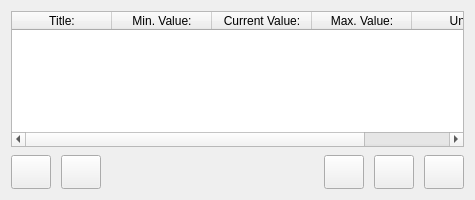
Qt form ui/CUcontent_MBsSWs_tableView.ui (Comer352L/FreeSSM) before a commit.
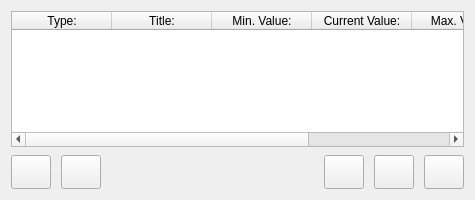
The same form after that commit. Icons and pictures are not drawn.

Commit message:
add type column displaying icons in CUcontent_MBsSWs_tableView; misc refactoring
* using icons to better distinguish between MB and SW; updateTypesColumn(); similar code for displaying type as text is included in this commit, commented out

* 2 new icons: created using Inkscape (.svg), exported .png (32x32 pixels)

* plain enum -> enum class BlockType

The edit to the form file:
```diff
--- a/ui/CUcontent_MBsSWs_tableView.ui
+++ b/ui/CUcontent_MBsSWs_tableView.ui
@@ -54,27 +54,32 @@
       <enum>QAbstractItemView::SelectRows</enum>
      </property>
      <column>
-      <property name="text" >
+      <property name="text">
+       <string>Type:</string>
+      </property>
+     </column>
+     <column>
+      <property name="text">
        <string>Title:</string>
       </property>
      </column>
      <column>
-      <property name="text" >
+      <property name="text">
        <string>Min. Value:</string>
       </property>
      </column>
      <column>
-      <property name="text" >
+      <property name="text">
        <string>Current Value:</string>
       </property>
      </column>
      <column>
-      <property name="text" >
+      <property name="text">
        <string>Max. Value:</string>
       </property>
      </column>
      <column>
-      <property name="text" >
+      <property name="text">
        <string>Unit:</string>
       </property>
      </column>
```
Left out of the diff: 129 changed lines with no effect on the pictures. The commit also changes 12 other files.
